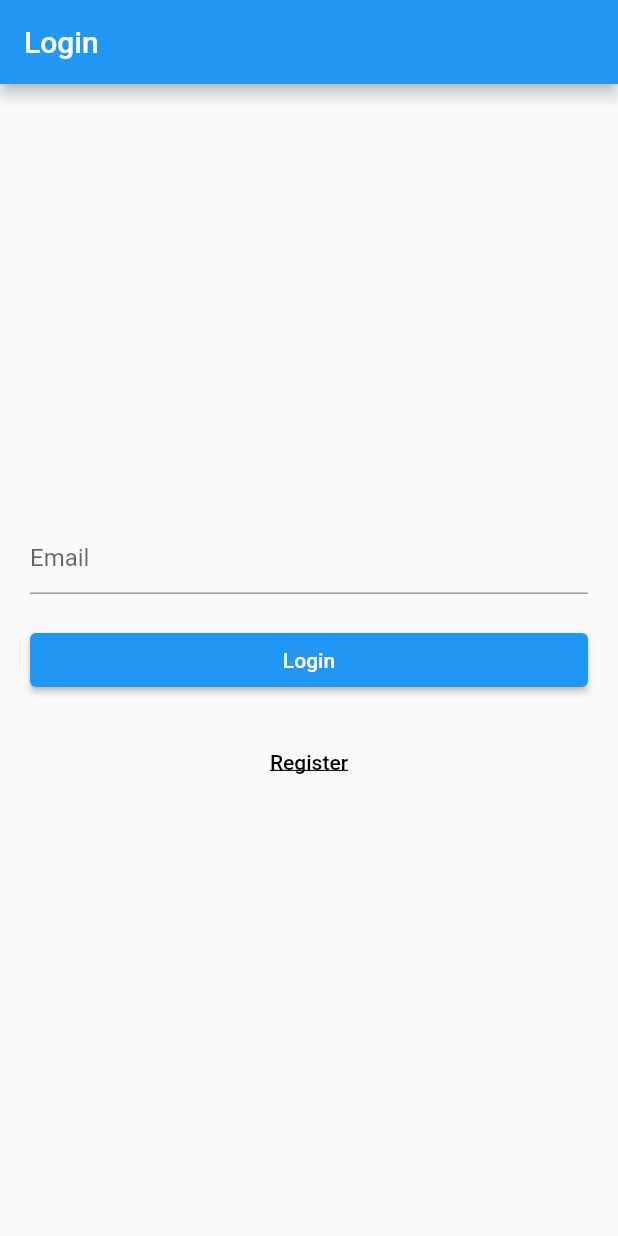
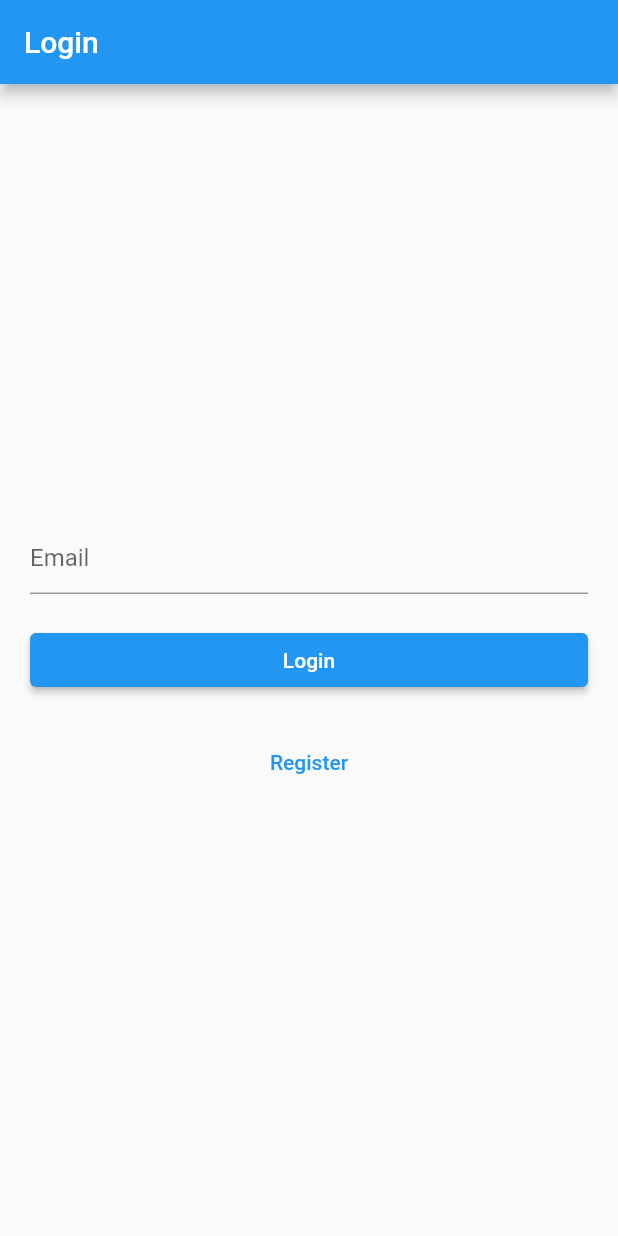
Before and after one commit to DanielBenAvi/EventsMiniapp, a Flutter app: the screen it shows after launch, on a phone screen of 412 x 824 dp. Run offline on Flutter 3.47's test engine with Material 2 defaults, Android fonts, the light colour scheme and no system bars; our stand-ins replace form_validator, multi_select_flutter.

Commit message:
replace button win text button

```diff
--- a/lib/screens/login/login.dart
+++ b/lib/screens/login/login.dart
@@ -51,19 +51,9 @@ class _LoginState extends State<Login> {
                   },
                   child: const Text('Login')),
               const SizedBox(height: 20),
-              ElevatedButton(
+              TextButton(
                 onPressed: _screenRegister,
-                style: ElevatedButton.styleFrom(
-                  backgroundColor: Colors.transparent,
-                  foregroundColor: Colors.black,
-                  elevation: 0,
-                ),
-                child: const Text(
-                  'Register',
-                  style: TextStyle(
-                    decoration: TextDecoration.underline,
-                  ),
-                ),
+                child: const Text('Register'),
               ),
             ],
           ),
```
